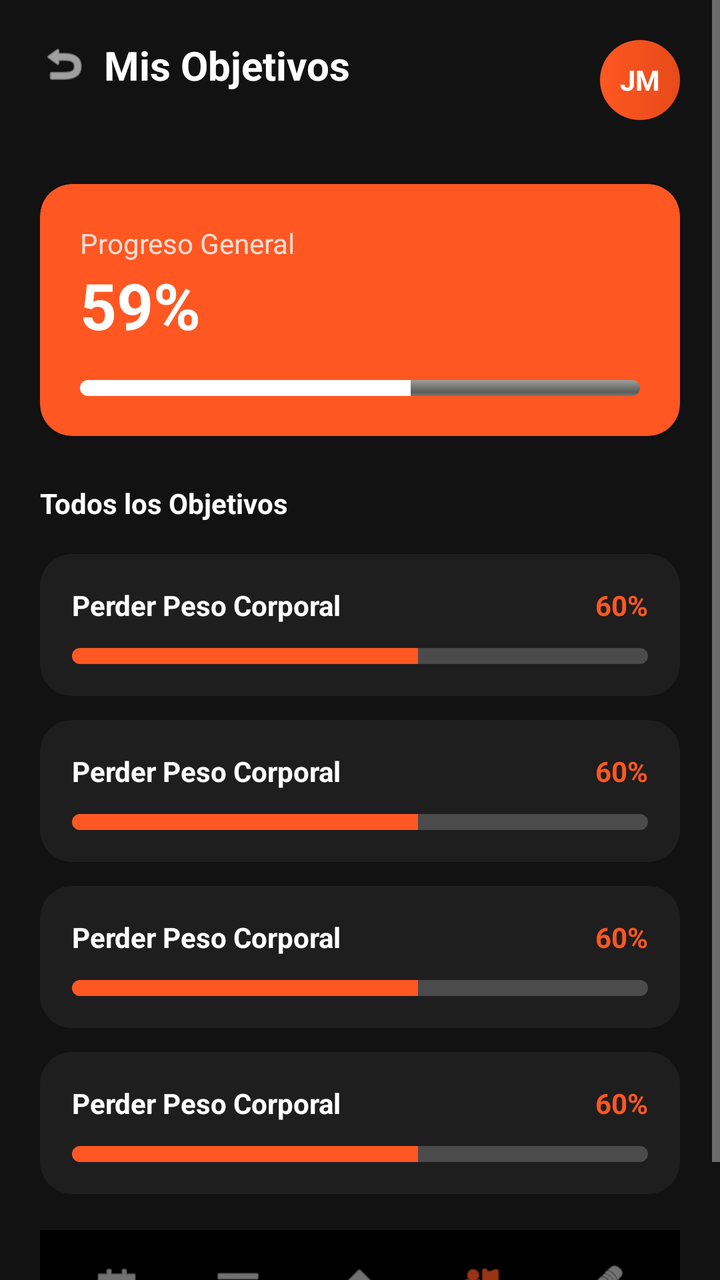
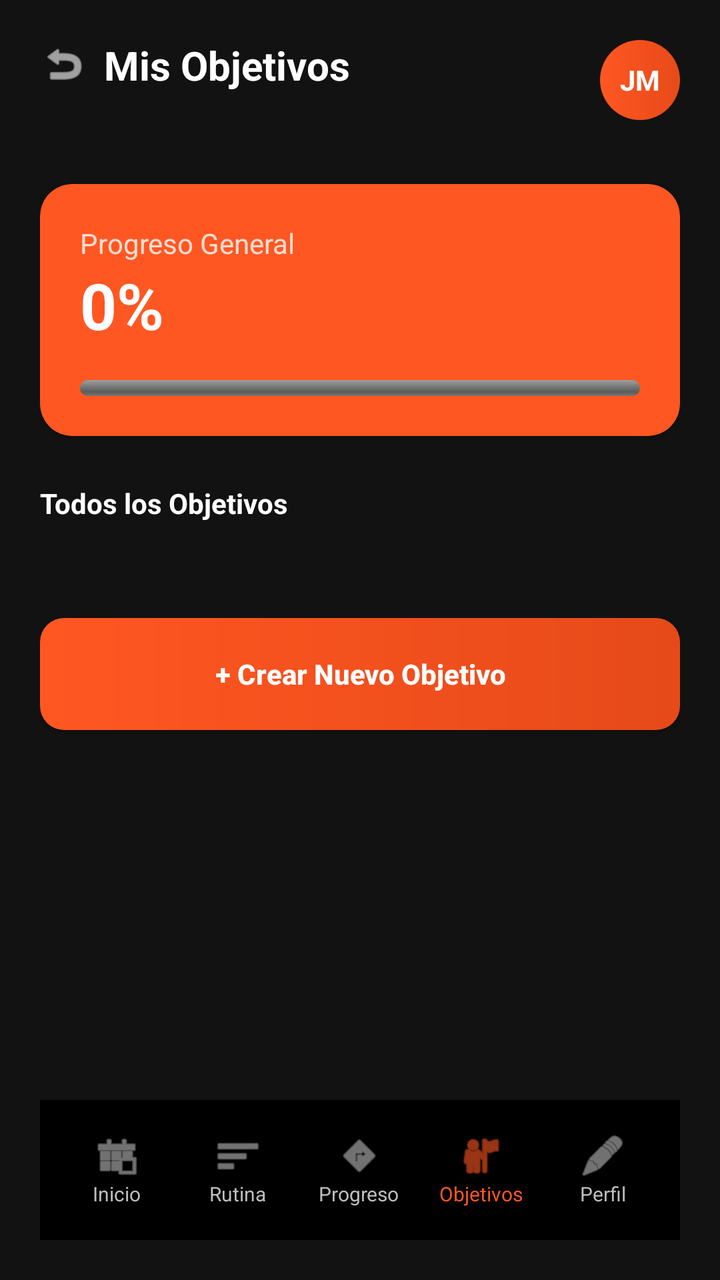

Two renders of the same Android screen: before a commit and after it. Below are the layout's source before the change and the commit's diff.
<!-- AndroidManifest.xml: application theme Theme.GymTrackMovil -->
<!-- res/layout/activity_goals.xml -->
<?xml version="1.0" encoding="utf-8"?>
<ScrollView xmlns:android="http://schemas.android.com/apk/res/android"
    xmlns:app="http://schemas.android.com/apk/res-auto"
    android:layout_width="match_parent"
    android:layout_height="match_parent"
    android:background="@color/dark_background"
    android:fillViewport="true">

    <androidx.constraintlayout.widget.ConstraintLayout
        android:layout_width="match_parent"
        android:layout_height="wrap_content"
        android:padding="20dp">

        
        <ImageView
            android:id="@+id/ivBack"
            android:layout_width="24dp"
            android:layout_height="24dp"
            android:src="@android:drawable/ic_menu_revert"
            android:tint="@color/white"
            app:layout_constraintStart_toStartOf="parent"
            app:layout_constraintTop_toTopOf="parent" />

        <TextView
            android:layout_width="wrap_content"
            android:layout_height="wrap_content"
            android:layout_marginStart="8dp"
            android:text="Mis Objetivos"
            android:textColor="@color/white"
            android:textSize="20sp"
            android:textStyle="bold"
            app:layout_constraintBottom_toBottomOf="@id/ivBack"
            app:layout_constraintStart_toEndOf="@id/ivBack"
            app:layout_constraintTop_toTopOf="@id/ivBack" />

        <TextView
            android:id="@+id/tvUserInitials"
            android:layout_width="40dp"
            android:layout_height="40dp"
            android:background="@drawable/step_circle_active"
            android:gravity="center"
            android:text="JM"
            android:textColor="@color/white"
            android:textStyle="bold"
            app:layout_constraintEnd_toEndOf="parent"
            app:layout_constraintTop_toTopOf="parent" />

        
        <androidx.cardview.widget.CardView
            android:id="@+id/cardGeneralProgress"
            android:layout_width="match_parent"
            android:layout_height="wrap_content"
            android:layout_marginTop="32dp"
            app:cardBackgroundColor="@color/orange_primary"
            app:cardCornerRadius="16dp"
            app:layout_constraintTop_toBottomOf="@id/tvUserInitials">

            <LinearLayout
                android:layout_width="match_parent"
                android:layout_height="wrap_content"
                android:orientation="vertical"
                android:padding="20dp">

                <TextView
                    android:layout_width="wrap_content"
                    android:layout_height="wrap_content"
                    android:text="Progreso General"
                    android:textColor="#CCFFFFFF"
                    android:textSize="14sp" />

                <TextView
                    android:layout_width="wrap_content"
                    android:layout_height="wrap_content"
                    android:text="59%"
                    android:textColor="@color/white"
                    android:textSize="32sp"
                    android:textStyle="bold" />

                <ProgressBar
                    style="@android:style/Widget.ProgressBar.Horizontal"
                    android:layout_width="match_parent"
                    android:layout_height="8dp"
                    android:layout_marginTop="16dp"
                    android:progress="59"
                    android:progressTint="@color/white"
                    android:theme="@style/Theme.AppCompat" />
            </LinearLayout>
        </androidx.cardview.widget.CardView>

        
        <TextView
            android:id="@+id/tvListTitle"
            android:layout_width="wrap_content"
            android:layout_height="wrap_content"
            android:layout_marginTop="24dp"
            android:text="Todos los Objetivos"
            android:textColor="@color/white"
            android:textStyle="bold"
            app:layout_constraintStart_toStartOf="parent"
            app:layout_constraintTop_toBottomOf="@id/cardGeneralProgress" />

        <LinearLayout
            android:id="@+id/llGoalsList"
            android:layout_width="match_parent"
            android:layout_height="wrap_content"
            android:layout_marginTop="16dp"
            android:orientation="vertical"
            app:layout_constraintTop_toBottomOf="@id/tvListTitle">

            <include layout="@layout/item_goal_progress" />
            <View android:layout_width="1dp" android:layout_height="12dp"/>
            <include layout="@layout/item_goal_progress" />
            <View android:layout_width="1dp" android:layout_height="12dp"/>
            <include layout="@layout/item_goal_progress" />
            <View android:layout_width="1dp" android:layout_height="12dp"/>
            <include layout="@layout/item_goal_progress" />
        </LinearLayout>

        <androidx.appcompat.widget.AppCompatButton
            android:id="@+id/btnCreateGoal"
            android:layout_width="match_parent"
            android:layout_height="56dp"
            android:layout_marginTop="32dp"
            android:background="@drawable/btn_gradient"
            android:text="+ Crear Nuevo Objetivo"
            android:textAllCaps="false"
            android:textColor="@color/white"
            android:textStyle="bold"
            app:layout_constraintTop_toBottomOf="@id/llGoalsList"
            android:layout_marginBottom="100dp"/>

        
        <LinearLayout
            android:layout_width="match_parent"
            android:layout_height="70dp"
            android:background="@color/black"
            android:elevation="8dp"
            android:orientation="horizontal"
            android:padding="8dp"
            app:layout_constraintBottom_toBottomOf="parent"
            app:layout_constraintEnd_toEndOf="parent"
            app:layout_constraintStart_toStartOf="parent"
            android:layout_marginTop="32dp">

            <LinearLayout android:id="@+id/navHome" android:layout_width="0dp" android:layout_height="match_parent" android:layout_weight="1" android:gravity="center" android:orientation="vertical">
                <ImageView android:layout_width="24dp" android:layout_height="24dp" android:src="@android:drawable/ic_menu_today" android:tint="@color/text_secondary"/>
                <TextView android:layout_width="wrap_content" android:layout_height="wrap_content" android:text="Inicio" android:textColor="@color/text_secondary" android:textSize="10sp"/>
            </LinearLayout>

            <LinearLayout android:id="@+id/navRoutine" android:layout_width="0dp" android:layout_height="match_parent" android:layout_weight="1" android:gravity="center" android:orientation="vertical">
                <ImageView android:layout_width="24dp" android:layout_height="24dp" android:src="@android:drawable/ic_menu_sort_by_size" android:tint="@color/text_secondary"/>
                <TextView android:layout_width="wrap_content" android:layout_height="wrap_content" android:text="Rutina" android:textColor="@color/text_secondary" android:textSize="10sp"/>
            </LinearLayout>

            <LinearLayout android:id="@+id/navProgress" android:layout_width="0dp" android:layout_height="match_parent" android:layout_weight="1" android:gravity="center" android:orientation="vertical">
                <ImageView android:layout_width="24dp" android:layout_height="24dp" android:src="@android:drawable/ic_menu_directions" android:tint="@color/text_secondary"/>
                <TextView android:layout_width="wrap_content" android:layout_height="wrap_content" android:text="Progreso" android:textColor="@color/text_secondary" android:textSize="10sp"/>
            </LinearLayout>

            <LinearLayout android:id="@+id/navGoals" android:layout_width="0dp" android:layout_height="match_parent" android:layout_weight="1" android:gravity="center" android:orientation="vertical">
                <ImageView android:layout_width="24dp" android:layout_height="24dp" android:src="@android:drawable/ic_menu_myplaces" android:tint="@color/orange_primary"/>
                <TextView android:layout_width="wrap_content" android:layout_height="wrap_content" android:text="Objetivos" android:textColor="@color/orange_primary" android:textSize="10sp"/>
            </LinearLayout>

            <LinearLayout android:id="@+id/navProfile" android:layout_width="0dp" android:layout_height="match_parent" android:layout_weight="1" android:gravity="center" android:orientation="vertical">
                <ImageView android:layout_width="24dp" android:layout_height="24dp" android:src="@android:drawable/ic_menu_edit" android:tint="@color/text_secondary"/>
                <TextView android:layout_width="wrap_content" android:layout_height="wrap_content" android:text="Perfil" android:textColor="@color/text_secondary" android:textSize="10sp"/>
            </LinearLayout>
        </LinearLayout>

    </androidx.constraintlayout.widget.ConstraintLayout>
</ScrollView>
<!-- res/layout/item_goal_progress.xml (included above) -->
<?xml version="1.0" encoding="utf-8"?>
<LinearLayout xmlns:android="http://schemas.android.com/apk/res/android"
    android:layout_width="match_parent"
    android:layout_height="wrap_content"
    android:background="@drawable/card_bg"
    android:orientation="vertical"
    android:padding="16dp">

    <RelativeLayout
        android:layout_width="match_parent"
        android:layout_height="wrap_content">
        <TextView
            android:id="@+id/tvGoalName"
            android:layout_width="wrap_content"
            android:layout_height="wrap_content"
            android:text="Perder Peso Corporal"
            android:textColor="@color/white"
            android:textStyle="bold" />
        <TextView
            android:id="@+id/tvGoalProgressPercent"
            android:layout_width="wrap_content"
            android:layout_height="wrap_content"
            android:layout_alignParentEnd="true"
            android:text="60%"
            android:textColor="@color/orange_primary"
            android:textStyle="bold" />
    </RelativeLayout>

    <ProgressBar
        android:id="@+id/pbGoal"
        style="@android:style/Widget.ProgressBar.Horizontal"
        android:layout_width="match_parent"
        android:layout_height="8dp"
        android:layout_marginTop="12dp"
        android:progress="60"
        android:progressDrawable="@drawable/progress_drawable" />
</LinearLayout>
<!-- resources referenced by this layout -->
<resources>
  <color name="black">#FF000000</color>
  <color name="dark_background">#121212</color>
  <color name="orange_primary">#FF5722</color>
  <color name="text_secondary">#BDBDBD</color>
  <color name="white">#FFFFFFFF</color>
  <!-- drawable btn_gradient (drawable) -->
  <?xml version="1.0" encoding="utf-8"?>
  <shape xmlns:android="http://schemas.android.com/apk/res/android"
      android:shape="rectangle">
      <gradient
          android:startColor="@color/orange_primary"
          android:endColor="@color/orange_dark"
          android:angle="0" />
      <corners android:radius="12dp" />
  </shape>
  <!-- drawable card_bg (drawable) -->
  <?xml version="1.0" encoding="utf-8"?>
  <shape xmlns:android="http://schemas.android.com/apk/res/android">
      <solid android:color="@color/dark_surface" />
      <corners android:radius="16dp" />
  </shape>
  <!-- drawable progress_drawable (drawable) -->
  <?xml version="1.0" encoding="utf-8"?>
  <layer-list xmlns:android="http://schemas.android.com/apk/res/android">
      <item android:id="@android:id/background">
          <shape>
              <corners android:radius="4dp" />
              <solid android:color="#33FFFFFF" />
          </shape>
      </item>
      <item android:id="@android:id/progress">
          <clip>
              <shape>
                  <corners android:radius="4dp" />
                  <solid android:color="@color/orange_primary" />
              </shape>
          </clip>
      </item>
  </layer-list>
  <!-- drawable step_circle_active (drawable) -->
  <?xml version="1.0" encoding="utf-8"?>
  <shape xmlns:android="http://schemas.android.com/apk/res/android"
      android:shape="oval">
      <gradient
          android:startColor="@color/orange_primary"
          android:endColor="@color/orange_dark"
          android:angle="0" />
  </shape>
  <style name="Theme.GymTrackMovil" parent="Base.Theme.GymTrackMovil" />
  <color name="orange_dark">#E64A19</color>
  <color name="dark_surface">#1E1E1E</color>
  <style name="Base.Theme.GymTrackMovil" parent="Theme.Material3.DayNight.NoActionBar">
          
          <item name="colorPrimary">@color/orange_primary</item>
          <item name="colorSecondary">@color/white</item>
          <item name="android:windowBackground">@color/dark_background</item>
          <item name="android:textColorPrimary">@color/text_primary</item>
          <item name="android:textColorSecondary">@color/text_secondary</item>
          <item name="android:statusBarColor">@color/dark_background</item>
      </style>
  <color name="text_primary">#FFFFFF</color>
</resources>

<!-- the commit's change to res/layout/activity_goals.xml (unified diff, before → after) -->
@@ -69,19 +69,21 @@
                     android:textSize="14sp" />
 
                 <TextView
+                    android:id="@+id/tvGeneralProgressPercent"
                     android:layout_width="wrap_content"
                     android:layout_height="wrap_content"
-                    android:text="59%"
+                    android:text="0%"
                     android:textColor="@color/white"
                     android:textSize="32sp"
                     android:textStyle="bold" />
 
                 <ProgressBar
+                    android:id="@+id/pbGeneralProgress"
                     style="@android:style/Widget.ProgressBar.Horizontal"
                     android:layout_width="match_parent"
                     android:layout_height="8dp"
                     android:layout_marginTop="16dp"
-                    android:progress="59"
+                    android:progress="0"
                     android:progressTint="@color/white"
                     android:theme="@style/Theme.AppCompat" />
             </LinearLayout>
@@ -99,22 +101,13 @@
             app:layout_constraintStart_toStartOf="parent"
             app:layout_constraintTop_toBottomOf="@id/cardGeneralProgress" />
 
-        <LinearLayout
-            android:id="@+id/llGoalsList"
+        <androidx.recyclerview.widget.RecyclerView
+            android:id="@+id/rvGoals"
             android:layout_width="match_parent"
             android:layout_height="wrap_content"
             android:layout_marginTop="16dp"
-            android:orientation="vertical"
-            app:layout_constraintTop_toBottomOf="@id/tvListTitle">
-
-            <include layout="@layout/item_goal_progress" />
-            <View android:layout_width="1dp" android:layout_height="12dp"/>
-            <include layout="@layout/item_goal_progress" />
-            <View android:layout_width="1dp" android:layout_height="12dp"/>
-            <include layout="@layout/item_goal_progress" />
-            <View android:layout_width="1dp" android:layout_height="12dp"/>
-            <include layout="@layout/item_goal_progress" />
-        </LinearLayout>
+            android:nestedScrollingEnabled="false"
+            app:layout_constraintTop_toBottomOf="@id/tvListTitle" />
 
         <androidx.appcompat.widget.AppCompatButton
             android:id="@+id/btnCreateGoal"
@@ -126,7 +119,7 @@
             android:textAllCaps="false"
             android:textColor="@color/white"
             android:textStyle="bold"
-            app:layout_constraintTop_toBottomOf="@id/llGoalsList"
+            app:layout_constraintTop_toBottomOf="@id/rvGoals"
             android:layout_marginBottom="100dp"/>
 
         
@@ -170,41 +163,3 @@
 
     </androidx.constraintlayout.widget.ConstraintLayout>
 </ScrollView>
-<!-- res/layout/item_goal_progress.xml (included above) -->
-<?xml version="1.0" encoding="utf-8"?>
-<LinearLayout xmlns:android="http://schemas.android.com/apk/res/android"
-    android:layout_width="match_parent"
-    android:layout_height="wrap_content"
-    android:background="@drawable/card_bg"
-    android:orientation="vertical"
-    android:padding="16dp">
-
-    <RelativeLayout
-        android:layout_width="match_parent"
-        android:layout_height="wrap_content">
-        <TextView
-            android:id="@+id/tvGoalName"
-            android:layout_width="wrap_content"
-            android:layout_height="wrap_content"
-            android:text="Perder Peso Corporal"
-            android:textColor="@color/white"
-            android:textStyle="bold" />
-        <TextView
-            android:id="@+id/tvGoalProgressPercent"
-            android:layout_width="wrap_content"
-            android:layout_height="wrap_content"
-            android:layout_alignParentEnd="true"
-            android:text="60%"
-            android:textColor="@color/orange_primary"
-            android:textStyle="bold" />
-    </RelativeLayout>
-
-    <ProgressBar
-        android:id="@+id/pbGoal"
-        style="@android:style/Widget.ProgressBar.Horizontal"
-        android:layout_width="match_parent"
-        android:layout_height="8dp"
-        android:layout_marginTop="12dp"
-        android:progress="60"
-        android:progressDrawable="@drawable/progress_drawable" />
-</LinearLayout>
<!-- resource entries referenced after the edit -->
@@ -15,30 +15,6 @@
           android:angle="0" />
       <corners android:radius="12dp" />
   </shape>
-  <!-- drawable card_bg (drawable) -->
-  <?xml version="1.0" encoding="utf-8"?>
-  <shape xmlns:android="http://schemas.android.com/apk/res/android">
-      <solid android:color="@color/dark_surface" />
-      <corners android:radius="16dp" />
-  </shape>
-  <!-- drawable progress_drawable (drawable) -->
-  <?xml version="1.0" encoding="utf-8"?>
-  <layer-list xmlns:android="http://schemas.android.com/apk/res/android">
-      <item android:id="@android:id/background">
-          <shape>
-              <corners android:radius="4dp" />
-              <solid android:color="#33FFFFFF" />
-          </shape>
-      </item>
-      <item android:id="@android:id/progress">
-          <clip>
-              <shape>
-                  <corners android:radius="4dp" />
-                  <solid android:color="@color/orange_primary" />
-              </shape>
-          </clip>
-      </item>
-  </layer-list>
   <!-- drawable step_circle_active (drawable) -->
   <?xml version="1.0" encoding="utf-8"?>
   <shape xmlns:android="http://schemas.android.com/apk/res/android"
@@ -50,7 +26,6 @@
   </shape>
   <style name="Theme.GymTrackMovil" parent="Base.Theme.GymTrackMovil" />
   <color name="orange_dark">#E64A19</color>
-  <color name="dark_surface">#1E1E1E</color>
   <style name="Base.Theme.GymTrackMovil" parent="Theme.Material3.DayNight.NoActionBar">
           
           <item name="colorPrimary">@color/orange_primary</item>
